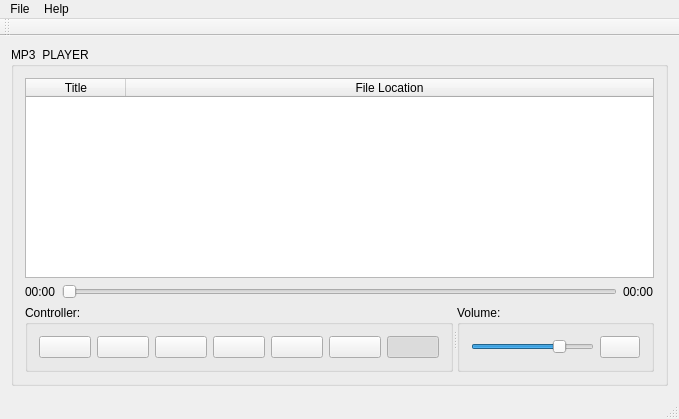
jairoaguilarts/Music-Player, file Music Player/GUI/mainwindow.ui: the form before one commit.
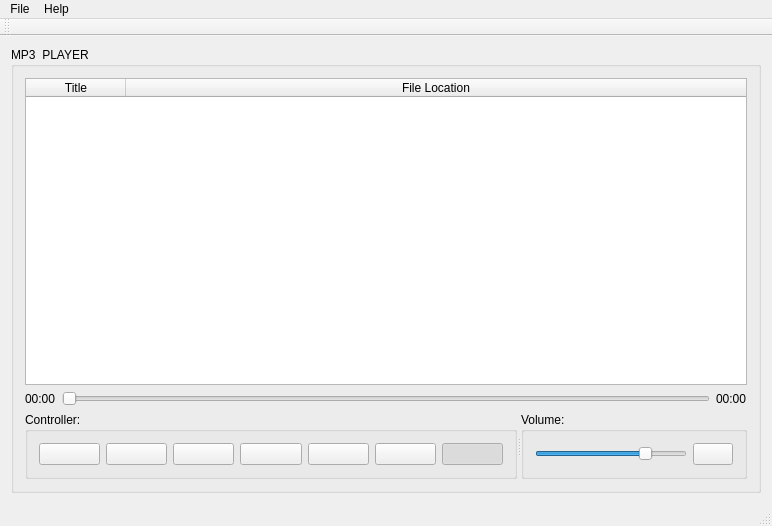
The form after the commit. Icons and pictures are not drawn.

Commit message: Eliminando slider de volumen

```diff
--- a/Music Player/GUI/mainwindow.ui
+++ b/Music Player/GUI/mainwindow.ui
@@ -6,8 +6,8 @@
    <rect>
     <x>0</x>
     <y>0</y>
-    <width>679</width>
-    <height>419</height>
+    <width>772</width>
+    <height>526</height>
    </rect>
   </property>
   <property name="windowTitle">
@@ -78,7 +78,6 @@
           <property name="font">
            <font>
             <pointsize>9</pointsize>
-            <weight>50</weight>
             <bold>false</bold>
            </font>
           </property>
@@ -324,8 +323,8 @@
     <rect>
      <x>0</x>
      <y>0</y>
-     <width>679</width>
-     <height>21</height>
+     <width>772</width>
+     <height>22</height>
     </rect>
    </property>
    <widget class="QMenu" name="menuFile">
```
The commit also changes 3 other files.
